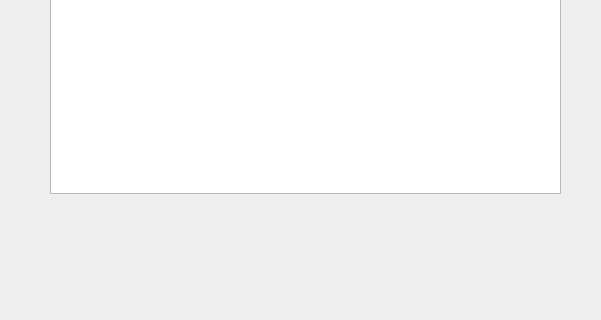
Above: form.ui from chester5009/bowling before the change; both pictures show x 110 to 711 and y 417 to 737 of the 816 by 737 pixel window. Below: the same form after it.
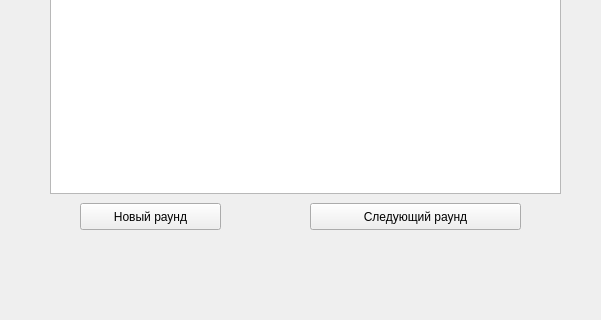
That is the form after the change. The open tabs and pages were chosen to show the change.

Patch:
```diff
--- a/form.ui
+++ b/form.ui
@@ -110,6 +110,32 @@
        </rect>
       </property>
      </widget>
+     <widget class="QPushButton" name="pushButton_2">
+      <property name="geometry">
+       <rect>
+        <x>370</x>
+        <y>590</y>
+        <width>211</width>
+        <height>27</height>
+       </rect>
+      </property>
+      <property name="text">
+       <string>Следующий раунд</string>
+      </property>
+     </widget>
+     <widget class="QPushButton" name="pushButton_3">
+      <property name="geometry">
+       <rect>
+        <x>140</x>
+        <y>590</y>
+        <width>141</width>
+        <height>27</height>
+       </rect>
+      </property>
+      <property name="text">
+       <string>Новый раунд</string>
+      </property>
+     </widget>
     </widget>
    </widget>
   </widget>
```
Left out of the diff: 2 changed lines with no effect on the pictures.
